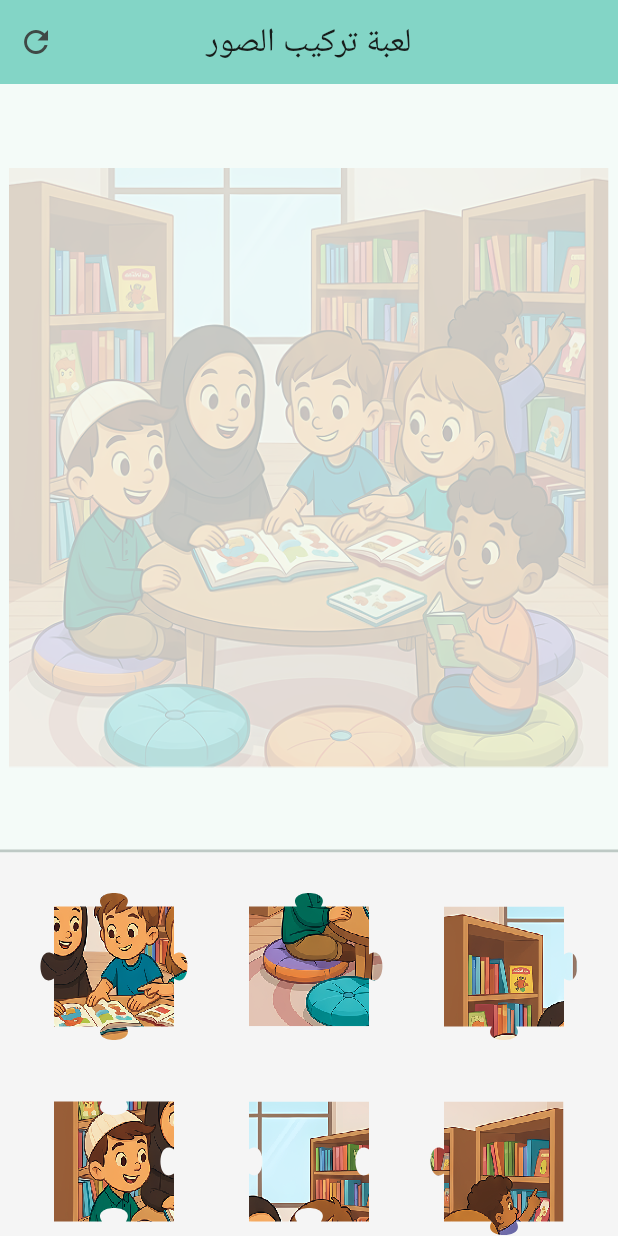
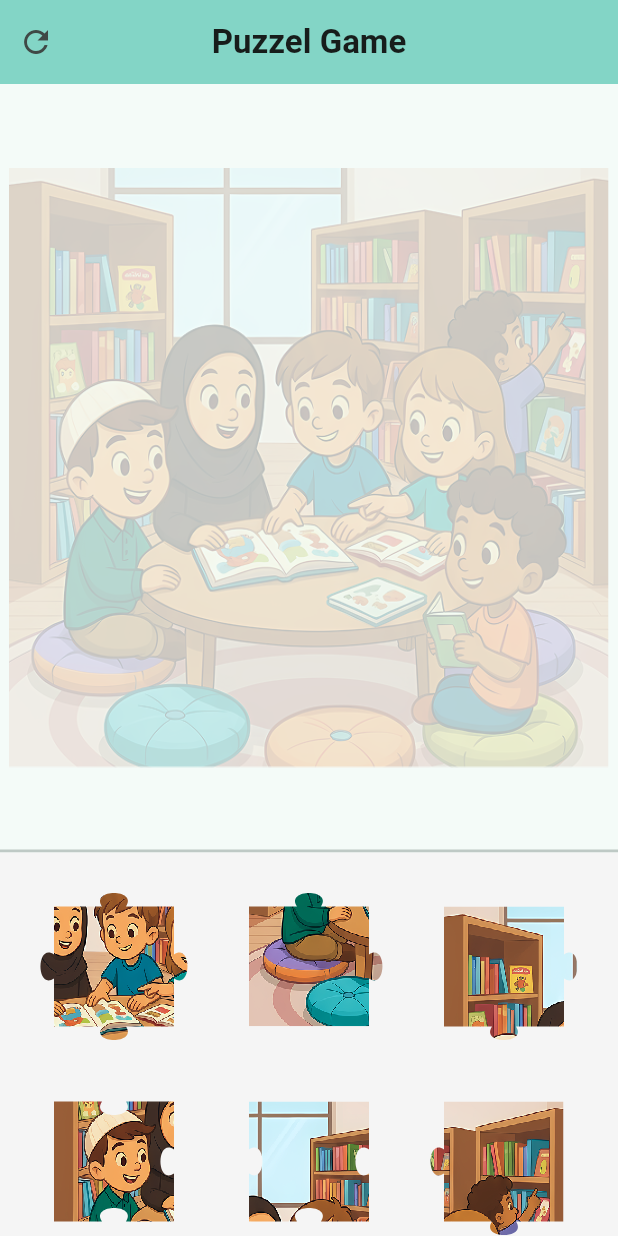
Before and after one commit to prog-hussain5/puzzel_flutter_game, a Flutter app: the screen it shows after launch, on a phone screen of 412 x 824 dp. Run offline on Flutter 3.47's test engine with Material 3 defaults, Android fonts, the phone set to English and light mode, and no system bars; Roboto replaces fonts that are missing (Arial).

Commit message:
feat: Add README and preview images; implement feedback system in puzzle game

```diff
--- a/lib/main.dart
+++ b/lib/main.dart
@@ -1,6 +1,7 @@
 import 'package:flutter/material.dart';
 import 'package:flutter_localizations/flutter_localizations.dart';
 import 'dart:ui' as ui;
+import 'dart:async';
 
 void main() {
   runApp(const FriendsPuzzleApp());
@@ -321,10 +322,21 @@ class _PuzzleGamePageState extends State<PuzzleGamePage> {
   late List<PuzzlePiece> pieces;
   bool isGameComplete = false;
 
+  // Feedback state
+  int? _feedbackIndex;
+  bool? _feedbackSuccess;
+  Timer? _feedbackTimer;
+
   @override
   void initState() {
     super.initState();
     _initializeGame();
+  }
+
+  @override
+  void dispose() {
+    _feedbackTimer?.cancel();
+    super.dispose();
   }
 
   void _initializeGame() {
@@ -339,6 +351,8 @@ class _PuzzleGamePageState extends State<PuzzleGamePage> {
       );
     });
     isGameComplete = false;
+    _feedbackIndex = null;
+    _feedbackSuccess = null;
     setState(() {});
   }
 
@@ -348,7 +362,26 @@ class _PuzzleGamePageState extends State<PuzzleGamePage> {
         pieces[pieceId].isPlaced = true;
         _checkWinCondition();
       });
+      _triggerFeedback(targetIndex, true);
+    } else {
+      _triggerFeedback(targetIndex, false);
     }
+  }
+
+  void _triggerFeedback(int index, bool success) {
+    _feedbackTimer?.cancel();
+    setState(() {
+      _feedbackIndex = index;
+      _feedbackSuccess = success;
+    });
+    _feedbackTimer = Timer(const Duration(seconds: 1), () {
+      if (mounted) {
+        setState(() {
+          _feedbackIndex = null;
+          _feedbackSuccess = null;
+        });
+      }
+    });
   }
 
   void _checkWinCondition() {
@@ -384,14 +417,14 @@ class _PuzzleGamePageState extends State<PuzzleGamePage> {
   Widget build(BuildContext context) {
     return Scaffold(
       appBar: AppBar(
-        title: const Text('لعبة تركيب الصور'),
+        title: const Text('Puzzel Game' , style: TextStyle(fontWeight: FontWeight.bold)),
         centerTitle: true,
         backgroundColor: Theme.of(context).colorScheme.inversePrimary,
         actions: [
           IconButton(
             icon: const Icon(Icons.refresh),
             onPressed: _initializeGame,
-            tooltip: 'إعادة اللعب',
+            tooltip: 'Restart Game',
           ),
         ],
       ),
@@ -548,6 +581,43 @@ class _PuzzleGamePageState extends State<PuzzleGamePage> {
                 ),
               );
             }),
+
+            // Feedback Overlay (Rendered on top)
+            if (_feedbackIndex != null)
+              Positioned(
+                left: (_feedbackIndex! % cols) * cellSize,
+                top: (_feedbackIndex! ~/ cols) * cellSize,
+                width: cellSize,
+                height: cellSize,
+                child: IgnorePointer(
+                  child: Center(
+                    child: AnimatedScale(
+                      scale: 1.0,
+                      duration: const Duration(milliseconds: 100),
+                      curve: Curves.elasticOut,
+                      child: Container(
+                        padding: const EdgeInsets.all(4),
+                        decoration: BoxDecoration(
+                          color: _feedbackSuccess! ? Colors.green : Colors.red,
+                          shape: BoxShape.circle,
+                          boxShadow: [
+                            BoxShadow(
+                              color: Colors.black.withValues(alpha: 0.2),
+                              blurRadius: 8,
+                              spreadRadius: 2,
+                            ),
+                          ],
+                        ),
+                        child: Icon(
+                          _feedbackSuccess! ? Icons.check_rounded : Icons.close_rounded,
+                          size: 25,
+                          color: Colors.white,
+                        ),
+                      ),
+                    ),
+                  ),
+                ),
+              ),
           ],
         );
       },
```
Also changed, not shown: assets/read_me/preview_image.png (added), assets/read_me/preview_image2.png (added), 1 other file.
